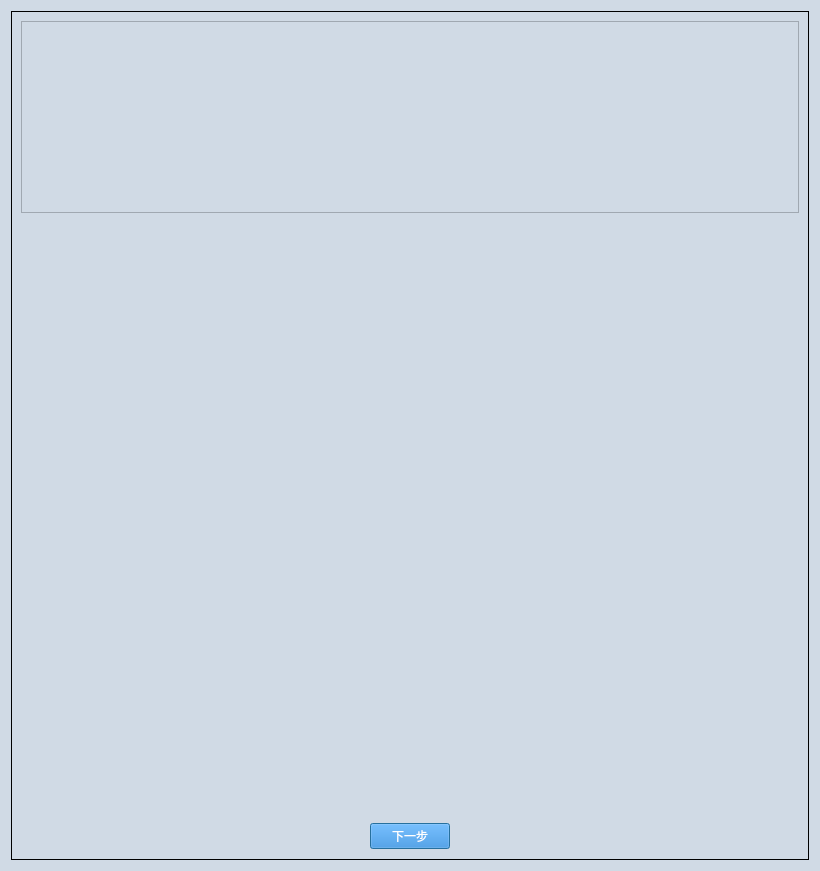
The window that ui/PIC_TEXT.ui (gaoxingyu-hub/HUA54testframework) describes before a commit, drawn with Qt 5.
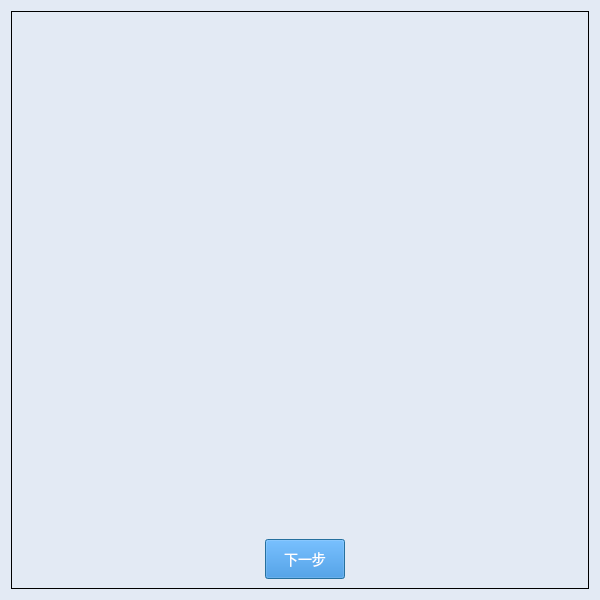
The same window after the commit.

Diff of the .ui file:
```diff
--- a/ui/PIC_TEXT.ui
+++ b/ui/PIC_TEXT.ui
@@ -6,8 +6,8 @@
    <rect>
     <x>0</x>
     <y>0</y>
-    <width>820</width>
-    <height>871</height>
+    <width>600</width>
+    <height>600</height>
    </rect>
   </property>
   <property name="font">
@@ -21,48 +21,28 @@
   </property>
   <property name="styleSheet">
    <string notr="true">QDialog{
-background-color:#D0DAE5;
+background-color:#E3EAF4;
+margin-top:10px;
 }
-
-QTextBrower{
-background-color:#D0DAE5;
-}
-
-QLineEdit{
-background-color:#D0DAE5;
-}
-
-QWidget{
-background-color:#D0DAE5;
-}
-
-QStackedWidget{
-background-color:#D0DAE5;
-}
-
-QHeaderView{
-background-color:#D0DAE5;
-}
-
 QLabel{
-font-size:12px;
+font-size:14px;
 font-family:Microsoft YaHei;
-background-color:#D0DAE5;
+background-color:#E3EAF4;
 }
-
-QPushButton{         /*按钮自适应拉伸背景*/
-border-width: 2px 15px 2px 15px;
+QGroupBox{
+font-size:14px;
+font-family:Microsoft YaHei;
+border:1px solid rgb(0, 0, 0);
+background-color:#E3EAF4;
+}
+QPushButton{
+height:32px;
 background-color:#2884D8;
 color: #FFFFFF;
-font-size:12px;
+font-size:14px;
 font-family:Microsoft YaHei;
 }
-
-QGroupBox{
-font-size:12px;
-font-family:Microsoft YaHei;
-border:1px solid rgb(0, 0, 0); 
-}</string>
+</string>
   </property>
   <layout class="QGridLayout" name="gridLayout_2">
    <item row="0" column="0">
@@ -70,26 +50,30 @@
      <property name="title">
       <string/>
      </property>
-     <layout class="QGridLayout" name="gridLayout_3">
+     <layout class="QGridLayout" name="gridLayout">
       <item row="0" column="0">
-       <layout class="QGridLayout" name="gridLayout" rowstretch="6,1" columnstretch="10">
-        <property name="verticalSpacing">
-         <number>6</number>
-        </property>
-        <item row="0" column="0">
+       <layout class="QVBoxLayout" name="verticalLayout" stretch="2,8">
+        <item>
          <widget class="QTextBrowser" name="textBrowser_contents">
           <property name="sizePolicy">
-           <sizepolicy hsizetype="Preferred" vsizetype="Fixed">
+           <sizepolicy hsizetype="Preferred" vsizetype="Preferred">
             <horstretch>1</horstretch>
             <verstretch>10</verstretch>
            </sizepolicy>
           </property>
+          <property name="styleSheet">
+           <string notr="true">QTextBrowser{
+border-width:0;
+border-style:outset;
+background-color:#E3EAF4;}
+</string>
+          </property>
           <property name="sizeAdjustPolicy">
            <enum>QAbstractScrollArea::AdjustIgnored</enum>
           </property>
          </widget>
         </item>
-        <item row="1" column="0">
+        <item>
          <widget class="QLabel" name="label_img">
           <property name="sizePolicy">
            <sizepolicy hsizetype="Preferred" vsizetype="Preferred">
@@ -106,6 +90,12 @@
       </item>
       <item row="1" column="0">
        <layout class="QHBoxLayout" name="horizontalLayout">
+        <property name="spacing">
+         <number>1</number>
+        </property>
+        <property name="sizeConstraint">
+         <enum>QLayout::SetDefaultConstraint</enum>
+        </property>
         <item>
          <spacer name="horizontalSpacer_2">
           <property name="orientation">
@@ -122,7 +112,7 @@
         <item>
          <widget class="QPushButton" name="pushButton_next">
           <property name="sizePolicy">
-           <sizepolicy hsizetype="Fixed" vsizetype="Fixed">
+           <sizepolicy hsizetype="Preferred" vsizetype="Preferred">
             <horstretch>0</horstretch>
             <verstretch>0</verstretch>
            </sizepolicy>
@@ -140,7 +130,7 @@
           <property name="sizeHint" stdset="0">
            <size>
             <width>328</width>
-            <height>28</height>
+            <height>15</height>
            </size>
           </property>
          </spacer>
```
